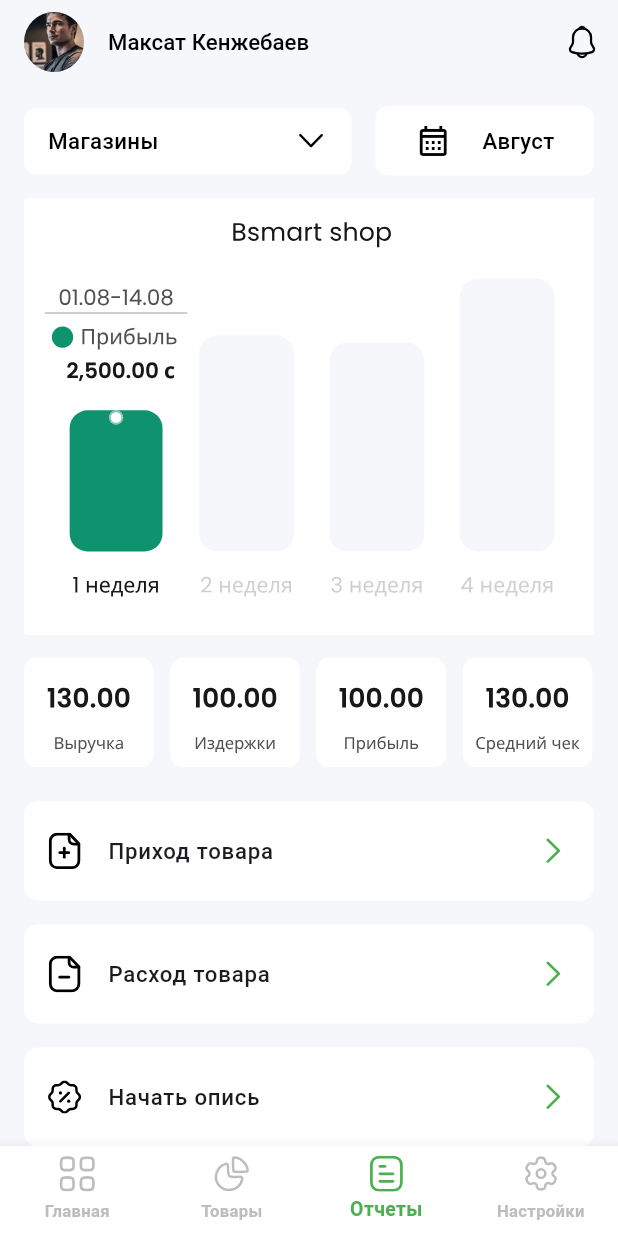
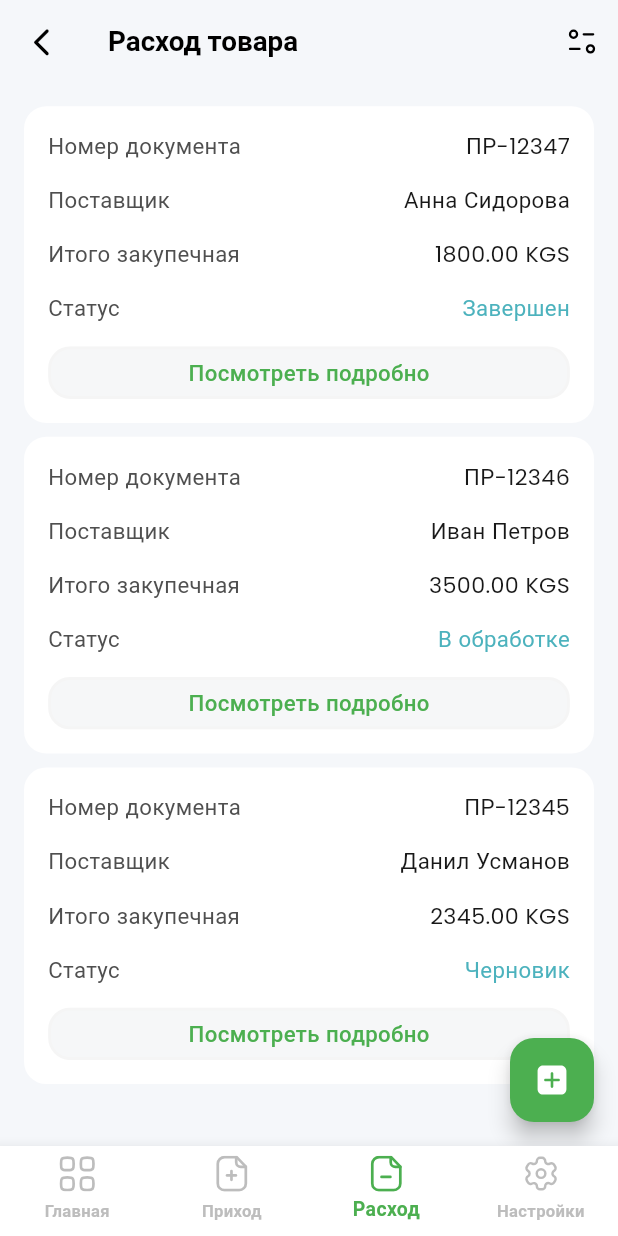
Before and after one commit to raatbek02/BSmart_first_app, a Flutter app: the MainPage screen opened by its route, swiped to page 3, on a phone screen of 412 x 824 dp. Run offline on Flutter 3.47's test engine with Material 3 defaults, Android fonts, the phone set to English and light mode, and no system bars; our stand-ins replace dartz, dio, equatable, flutter_bloc, flutter_screenutil, flutter_spinkit and 7 more; missing offline and left inert: syncfusion_localizations; accounts and stored records are empty.

Commit message:
Made maket of arrival and expense page

```diff
--- a/lib/core/common/widgets/custom_button.dart
+++ b/lib/core/common/widgets/custom_button.dart
@@ -8,10 +8,12 @@
   final VoidCallback onPressed;
   // final Color backgroundColor;
   final Color textColor;
+  final double fontSize;
+  final FontWeight fontWeight;
+  final double width;
+  final Color backgroundColor;
   final double padding;
   final double borderRadius;
-  final double width;
-  final double fontSize;
   final bool isBorder;
 
   const CustomButton({
@@ -19,11 +21,14 @@
     required this.text,
     required this.onPressed,
     this.textColor = Colors.white,
+    this.fontSize = 16,
+    this.fontWeight = FontWeight.bold,
+    this.width = double.maxFinite,
+    this.backgroundColor = const Color.fromRGBO(79, 174, 71, 1),
     this.padding = 15.0,
     this.borderRadius = 15,
-    this.width = double.maxFinite,
-    this.fontSize = 16,
     this.isBorder = true,
+
   });
 
   @override
@@ -38,7 +43,7 @@
         child: Ink(
           width: width,
           decoration: BoxDecoration(
-            color: const Color.fromRGBO(79, 174, 71, 1),
+            color: backgroundColor,
             borderRadius: BorderRadius.circular(borderRadius.r),
             border: isBorder
                 ? Border.all(width: 2, color: Colors.grey.shade100)
@@ -53,7 +58,7 @@
                   text,
                   style: GoogleFonts.poppins(
                     color: textColor,
-                    fontWeight: FontWeight.bold,
+                    fontWeight: fontWeight,
                     fontSize: fontSize.sp,
                   ),
                 ),
--- /dev/null
+++ b/lib/core/common/widgets/documents_card_widget.dart
@@ -0,0 +1,77 @@
+import 'package:bsmart_first_app/core/common/widgets/custom_button.dart';
+import 'package:flutter/material.dart';
+import 'package:flutter_screenutil/flutter_screenutil.dart';
+
+class DocumentsCardWidget extends StatelessWidget {
+  final String documentNumber;
+  final String supplier;
+  final String totalAmount;
+  final String status;
+  final VoidCallback onDetailPressed;
+
+  const DocumentsCardWidget({
+    super.key,
+    required this.documentNumber,
+    required this.supplier,
+    required this.totalAmount,
+    required this.status,
+    required this.onDetailPressed,
+  });
+
+  @override
+  Widget build(BuildContext context) {
+    return Card(
+      margin: EdgeInsets.only(bottom: 10.h),
+      elevation: 0,
+      color: Colors.white,
+      shape: RoundedRectangleBorder(borderRadius: BorderRadius.circular(16.r)),
+      child: Padding(
+        padding: EdgeInsets.all(16.w),
+        child: Column(
+          crossAxisAlignment: CrossAxisAlignment.start,
+          children: [
+            _buildInfoRow('Номер документа', documentNumber),
+            _buildInfoRow('Поставщик', supplier),
+            _buildInfoRow('Итого закупечная', totalAmount),
+            _buildInfoRow('Статус', status, isStatus: true),
+            CustomButton(
+              text: 'Посмотреть подробно',
+              onPressed: onDetailPressed,
+              textColor: Colors.green,
+              fontSize: 16,
+              fontWeight: FontWeight.w500,
+              width: double.maxFinite,
+              backgroundColor: const Color.fromRGBO(246, 247, 248, 1),
+              padding: 5,
+              borderRadius: 16,
+              isBorder: true,
+            ),
+          ],
+        ),
+      ),
+    );
+  }
+
+  Widget _buildInfoRow(String label, String value, {bool isStatus = false}) {
+    return Padding(
+      padding: EdgeInsets.only(bottom: 15.w),
+      child: Row(
+        mainAxisAlignment: MainAxisAlignment.spaceBetween,
+        children: [
+          Text(label,
+              style: TextStyle(
+                  color: const Color.fromRGBO(79, 79, 79, 1), fontSize: 16.sp)),
+          Text(
+            value,
+            style: TextStyle(
+              fontSize: 16.sp,
+              color: isStatus
+                  ? const Color.fromRGBO(76, 178, 189, 1)
+                  : const Color.fromRGBO(24, 24, 24, 1),
+            ),
+          ),
+        ],
+      ),
+    );
+  }
+}
--- a/lib/core/theme/theme.dart
+++ b/lib/core/theme/theme.dart
@@ -34,6 +34,8 @@
     return ThemeData(
       appBarTheme: AppBarTheme(
         color: kAppBarColor,
+        shadowColor: Colors.transparent,
+        surfaceTintColor: Colors.transparent,
         iconTheme: const IconThemeData(color: Colors.black),
         titleTextStyle: appBarTitleTextStyle,
       ),
--- /dev/null
+++ b/lib/features/expense/presentation/pages/expense_page.dart
@@ -0,0 +1,95 @@
+import 'package:bsmart_first_app/core/common/widgets/documents_card_widget.dart';
+import 'package:bsmart_first_app/core/helpers/my_logger.dart';
+import 'package:flutter/material.dart';
+import 'package:flutter_screenutil/flutter_screenutil.dart';
+import 'package:flutter_svg/svg.dart';
+
+class ExpensePage extends StatefulWidget {
+  const ExpensePage({super.key});
+
+  @override
+  State<ExpensePage> createState() => _ExpensePageState();
+}
+
+class _ExpensePageState extends State<ExpensePage> {
+  final List<Map<String, String>> documents = [
+    {
+      'documentNumber': 'ПР-12347',
+      'supplier': 'Анна Сидорова',
+      'totalAmount': '1800.00 KGS',
+      'status': 'Завершен',
+    },
+    {
+      'documentNumber': 'ПР-12346',
+      'supplier': 'Иван Петров',
+      'totalAmount': '3500.00 KGS',
+      'status': 'В обработке',
+    },
+    {
+      'documentNumber': 'ПР-12345',
+      'supplier': 'Данил Усманов',
+      'totalAmount': '2345.00 KGS',
+      'status': 'Черновик',
+    },
+  ];
+  @override
+  Widget build(BuildContext context) {
+    return Scaffold(
+      appBar: AppBar(
+        leading: IconButton(
+          icon: const Icon(Icons.arrow_back_ios_rounded),
+          onPressed: () {
+            Navigator.of(context).pop();
+          },
+        ),
+        title: const Text('Расход товара'),
+        actions: [
+          IconButton(
+            icon: SvgPicture.asset(
+              'assets/svg/filter.svg',
+              height: 24.w,
+            ),
+            onPressed: () {},
+          ),
+        ],
+      ),
+      body: SafeArea(
+        child: Container(
+          padding: EdgeInsets.only(left: 16.w, right: 16.w, top: 16.h),
+          child: ListView.builder(
+              itemCount: documents.length,
+              itemBuilder: (context, index) {
+                final doc = documents[index];
+                return DocumentsCardWidget(
+                  documentNumber: doc['documentNumber']!,
+                  supplier: doc['supplier']!,
+                  totalAmount: doc['totalAmount']!,
+                  status: doc['status']!,
+                  // onTap: () {
+                  //   logger.i("Карточка нажата: ${doc['documentNumber']}");
+                  // },
+                  onDetailPressed: () {
+                    logger.i("Посмотреть подробно: ${doc['documentNumber']}");
+                  },
+                );
+              }),
+        ),
+      ),
+      floatingActionButton: FloatingActionButton(
+        onPressed: () {
+          logger.i('Добавить расход');
+        },
+        backgroundColor: Colors.green,
+        child: SvgPicture.asset(
+          'assets/svg/plus.svg',
+          width: 24.w,
+          colorFilter: const ColorFilter.mode(
+            Colors.white,
+            BlendMode.srcIn,
+          ),
+        ),
+      ),
+      floatingActionButtonLocation: FloatingActionButtonLocation.endFloat,
+    );
+  }
+}
--- a/lib/features/home/presentation/pages/main_page.dart
+++ b/lib/features/home/presentation/pages/main_page.dart
@@ -1,121 +1,11 @@
+import 'package:bsmart_first_app/features/arrival/presentation/pages/arrival_page.dart';
+import 'package:bsmart_first_app/features/expense/presentation/pages/expense_page.dart';
 import 'package:bsmart_first_app/features/home/presentation/pages/home_page.dart';
 import 'package:flutter/material.dart';
 import 'package:flutter_svg/svg.dart';
 import 'package:flutter_screenutil/flutter_screenutil.dart';
 import 'package:flutter_svg/flutter_svg.dart';
 import 'package:google_fonts/google_fonts.dart';
-
-// class MainPage extends StatefulWidget {
-//   final int initialPage;
-//   const MainPage({
-//     super.key,
-//     this.initialPage = 0,
-//   });
-
-//   @override
-//   State<MainPage> createState() => _MainPageState();
-// }
-
-// class _MainPageState extends State<MainPage> {
-//   final currentIndex = ValueNotifier<int>(0);
-//   PageController? _pageController;
-
-//   @override
-//   void initState() {
-//     super.initState();
-//     currentIndex.value = widget.initialPage;
-//     _pageController = PageController(initialPage: currentIndex.value);
-//   }
-
-//   @override
-//   void dispose() {
-//     _pageController?.dispose();
-//     super.dispose();
-//   }
-
-//   List<Widget> get pages => [
-//         const HomePage(),
-//         const HomePage(),
-//         const HomePage(),
-//         const HomePage(),
-//       ];
-
-//   void onTap(int index) {
-//     currentIndex.value = index;
-//     _pageController?.jumpToPage(index);
-//   }
-
-//   @override
-//   Widget build(BuildContext context) {
-//     return GestureDetector(
-//       onTap: () => FocusScope.of(context).unfocus(),
-//       child: Scaffold(
-//         backgroundColor: const Color.fromRGBO(245, 247, 250, 1),
-//         body: PageView(
-//           physics: const NeverScrollableScrollPhysics(),
-//           controller: _pageController,
-//           children: pages,
-//           onPageChanged: (index) => currentIndex.value = index,
-//         ),
-//         bottomNavigationBar: ValueListenableBuilder<int>(
-//           valueListenable: currentIndex,
-//           builder: (_, value, __) => BottomNavigationBar(
-//             currentIndex: value,
-//             onTap: onTap,
-//             backgroundColor: Colors.white,
-//             selectedItemColor: Colors.green,
-//             unselectedItemColor: Colors.grey.shade500,
-//             type: BottomNavigationBarType.fixed, // Отключаем анимацию
-//             items: [
-//               BottomNavigationBarItem(
-//                 icon: SvgPicture.asset(
-//                   'assets/svg/bottom_navigation_icons/home_icon.svg',
-//                   colorFilter: ColorFilter.mode(
-//                     value == 0 ? Colors.green : Colors.grey.shade500,
-//                     BlendMode.srcIn,
-//                   ),
-//                 ),
-//                 label: 'Главная',
-//               ),
-//               BottomNavigationBarItem(
-//                 icon: SvgPicture.asset(
-//                   'assets/svg/bottom_navigation_icons/products_icon.svg',
-//                   colorFilter: ColorFilter.mode(
-//                     value == 1 ? Colors.green : Colors.grey.shade500,
-//                     BlendMode.srcIn,
-//                   ),
-//                 ), // Товары
-//                 label: 'Товары',
-//               ),
-//               BottomNavigationBarItem(
-//                 icon: SvgPicture.asset(
-//                   'assets/svg/bottom_navigation_icons/reports_icon.svg',
-//                   colorFilter: ColorFilter.mode(
-//                     value == 2 ? Colors.green : Colors.grey.shade500,
-//                     BlendMode.srcIn,
-//                   ),
-//                 ), // Т
-//                 label: 'Отчеты',
-//               ),
-//               BottomNavigationBarItem(
-//                 icon: SvgPicture.asset(
-//                   'assets/svg/bottom_navigation_icons/settings_icon.svg',
-//                   colorFilter: ColorFilter.mode(
-//                     value == 3 ? Colors.green : Colors.grey.shade500,
-//                     BlendMode.srcIn,
-//                   ),
-//                 ), // Т
-//                 label: 'Настройки',
-//               ),
-//             ],
-//           ),
-//         ),
-//       ),
-//     );
-//   }
-// }
-
-
 
 class MainPage extends StatefulWidget {
   final int initialPage;
@@ -147,8 +37,8 @@
 
   List<Widget> get pages => const [
         HomePage(),
-        HomePage(),
-        HomePage(),
+        ArrivalPage(),
+        ExpensePage(),
         HomePage(),
       ];
 
@@ -203,25 +93,25 @@
               ),
               BottomNavigationBarItem(
                 icon: SvgPicture.asset(
-                  'assets/svg/bottom_navigation_icons/products_icon.svg',
+                  'assets/svg/arrival_plus.svg',
                   height: 24.w, // Адаптируем размер иконок
                   colorFilter: ColorFilter.mode(
                     value == 1 ? Colors.green : Colors.grey.shade400,
                     BlendMode.srcIn,
                   ),
                 ),
-                label: 'Товары',
+                label: 'Приход',
               ),
               BottomNavigationBarItem(
                 icon: SvgPicture.asset(
-                  'assets/svg/bottom_navigation_icons/reports_icon.svg',
+                  'assets/svg/expense_minus.svg',
                   height: 24.w, // Адаптируем размер иконок
                   colorFilter: ColorFilter.mode(
                     value == 2 ? Colors.green : Colors.grey.shade400,
                     BlendMode.srcIn,
                   ),
                 ),
-                label: 'Отчеты',
+                label: 'Расход',
               ),
               BottomNavigationBarItem(
                 icon: SvgPicture.asset(
@@ -242,3 +132,29 @@
     );
   }
 }
+
+
+// Товары и Отчеты
+
+//  BottomNavigationBarItem(
+//                 icon: SvgPicture.asset(
+//                   'assets/svg/bottom_navigation_icons/products_icon.svg',
+//                   height: 24.w, // Адаптируем размер иконок
+//                   colorFilter: ColorFilter.mode(
+//                     value == 1 ? Colors.green : Colors.grey.shade400,
+//                     BlendMode.srcIn,
+//                   ),
+//                 ),
+//                 label: 'Товары',
+//               ),
+//               BottomNavigationBarItem(
+//                 icon: SvgPicture.asset(
+//                   'assets/svg/bottom_navigation_icons/reports_icon.svg',
+//                   height: 24.w, // Адаптируем размер иконок
+//                   colorFilter: ColorFilter.mode(
+//                     value == 2 ? Colors.green : Colors.grey.shade400,
+//                     BlendMode.srcIn,
+//                   ),
+//                 ),
+//                 label: 'Отчеты',
+//               ),
```
Also changed, not shown: lib/core/routes/admin_routes.dart (+12 -2 lines), lib/features/arrival/presentation/pages/arrival_page.dart (added, +95 -0 lines), lib/features/home/presentation/widgets/home_navigations_widget.dart (+7 -2 lines), assets/svg/arrival_plus.svg (added), assets/svg/expense_minus.svg (renamed from assets/svg/minus.svg), assets/svg/filter.svg (added), assets/svg/plus.svg.
